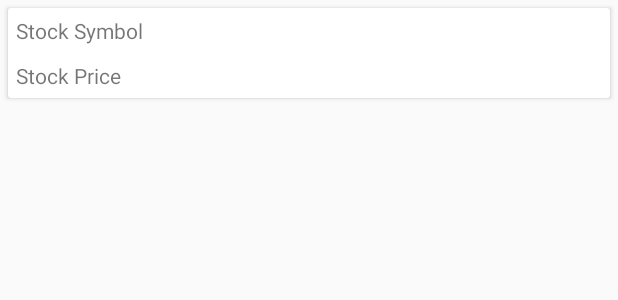
After one commit to DaveSeverns/StockItToMe, an Android app: the layout card_layout.xml on its own in the app's theme, with its tools: preview values and no code run, on a phone screen of 412 x 824 dp. The commit adds this screen. Shown: the top 300 px of the screen. Run offline under Robolectric (Android 15) with nearby library versions, the phone set to English and light mode, and no system bars.

Commit message:
attempting to change from list view to card views in a recycler view. changed the layout and added some code

```diff
--- a/app/build.gradle
+++ b/app/build.gradle
@@ -4,7 +4,7 @@ android {
     compileSdkVersion 26
     defaultConfig {
         applicationId "com.sevdev.stockittome"
-        minSdkVersion 24
+        minSdkVersion 21
         targetSdkVersion 26
         versionCode 1
         versionName "1.0"
@@ -19,6 +19,8 @@ android {
 }
 
 dependencies {
+    implementation 'com.android.support:recyclerview-v7:26.1.0'
+    implementation 'com.android.support:cardview-v7:26.1.0'
     implementation fileTree(dir: 'libs', include: ['*.jar'])
     implementation 'com.android.support:appcompat-v7:26.1.0'
     implementation 'com.android.support.constraint:constraint-layout:1.0.2'
@@ -27,4 +29,5 @@ dependencies {
     androidTestImplementation 'com.android.support.test:runner:1.0.1'
     androidTestImplementation 'com.android.support.test.espresso:espresso-core:3.0.1'
     compile 'com.squareup.picasso:picasso:2.3.3'
+
 }
--- /dev/null
+++ b/app/src/main/res/layout/card_layout.xml
@@ -0,0 +1,45 @@
+<?xml version="1.0" encoding="utf-8"?>
+<android.support.v7.widget.CardView
+    xmlns:android="http://schemas.android.com/apk/res/android"
+    android:id="@+id/portfolio_card"
+    android:layout_margin="5dp"
+    android:layout_width="match_parent"
+    android:layout_height="wrap_content">
+
+    <LinearLayout
+        android:layout_width="match_parent"
+        android:layout_height="wrap_content"
+        android:orientation="horizontal">
+        <LinearLayout
+            android:orientation="vertical"
+            android:layout_width="match_parent"
+            android:layout_height="wrap_content">
+            <TextView
+                android:id="@+id/stock_symbol_on_card"
+                android:layout_gravity="fill_horizontal"
+                android:layout_width="wrap_content"
+                android:layout_height="wrap_content"
+                android:text="@string/stock_symbol_on_card_view"
+                android:padding="5dp"/>
+            <TextView
+                android:id="@+id/stock_price_on_card"
+                android:layout_gravity="fill_horizontal"
+                android:layout_width="wrap_content"
+                android:layout_height="wrap_content"
+                android:text="@string/stock_price_on_card_view"
+                android:padding="5dp"/>
+
+        </LinearLayout>
+
+        <ImageView
+            android:id="@+id/stock_change_image"
+            android:layout_width="wrap_content"
+            android:layout_height="wrap_content"
+            android:layout_gravity="right" />
+
+    </LinearLayout>
+
+
+
+
+</android.support.v7.widget.CardView>
--- a/app/src/main/res/values/strings.xml
+++ b/app/src/main/res/values/strings.xml
@@ -8,6 +8,8 @@
     <string name="price_label">Last Price:</string>
     <string name="empty_list_text">Click Search Button to add to Portfolio</string>
     <string name="invalid_input">Unsuccessful, please enter valid stock symbol</string>
+    <string name="stock_symbol_on_card_view">Stock Symbol</string>
+    <string name="stock_price_on_card_view">Stock Price</string>
 
 
 
```
Also changed, not shown: app/src/main/java/com/sevdev/stockittome/RecyclerPortfolioAdapter.java (added, +29 -0 lines), app/src/main/java/com/sevdev/stockittome/StockViewHolder.java (added, +23 -0 lines), app/src/main/res/layout/fragment_portfolio.xml (+5 -5 lines), 2 other files.
